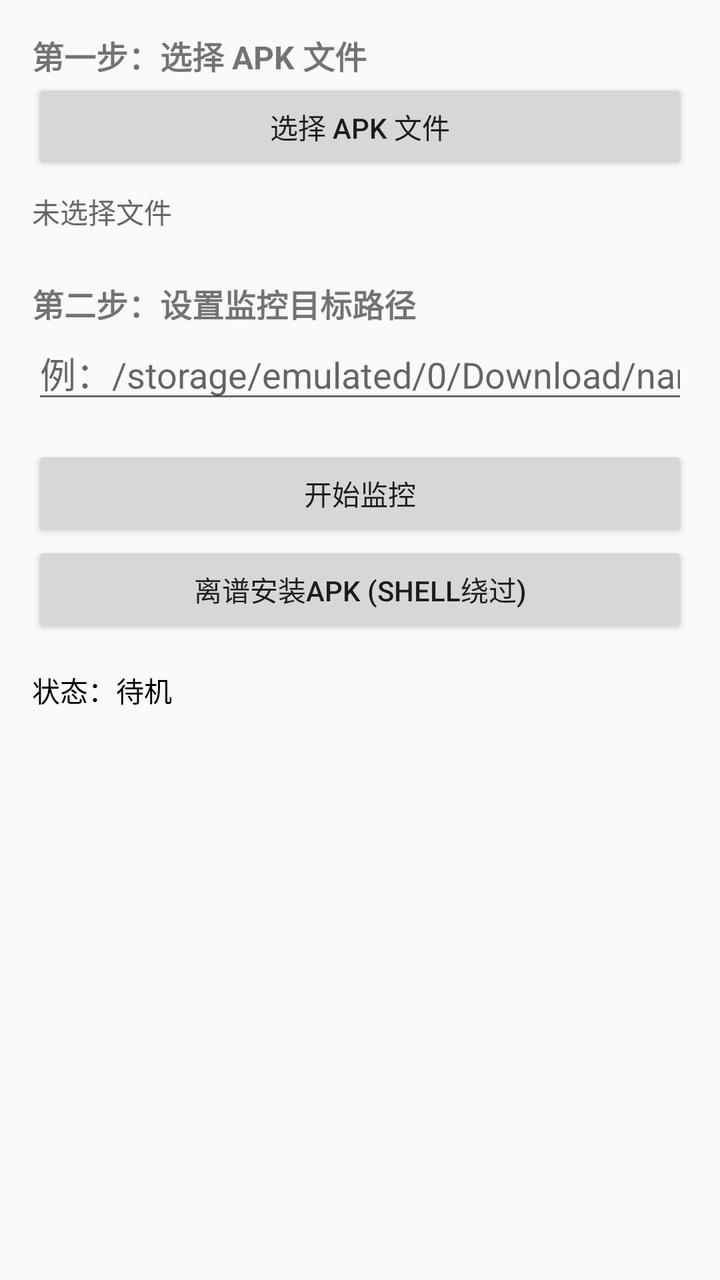
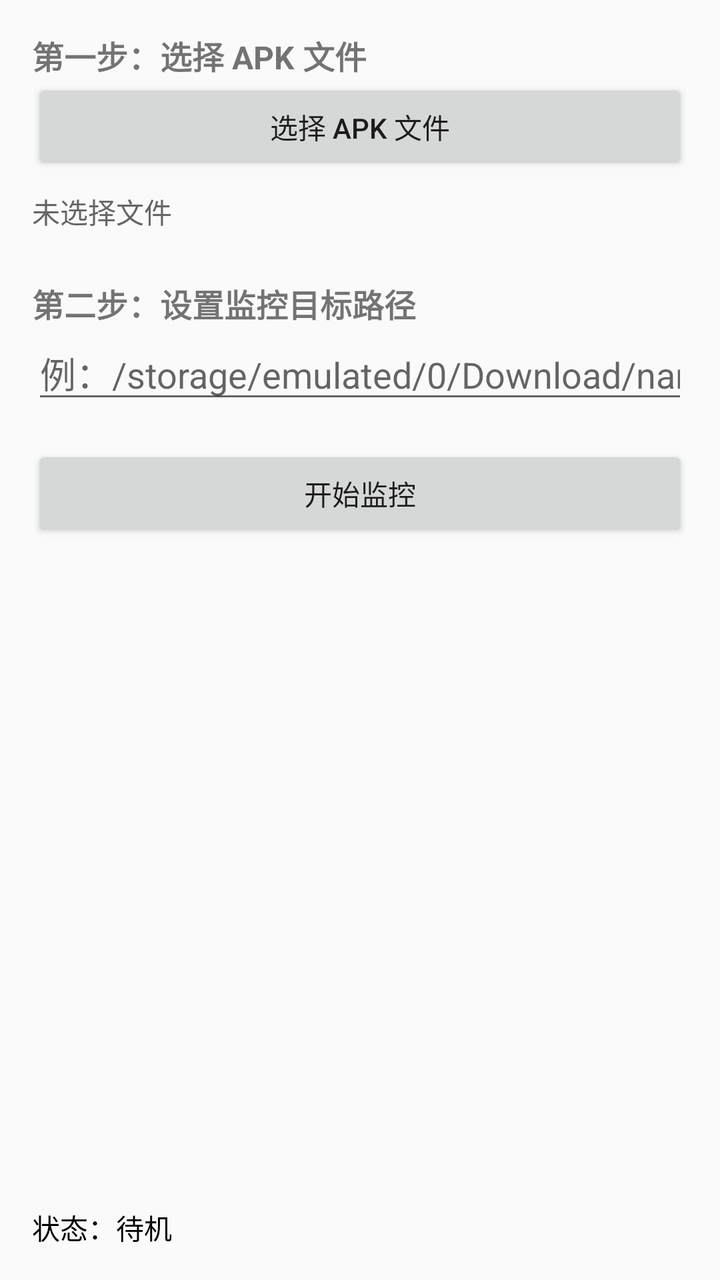

The first picture is an Android layout as it rendered before a commit; the second is the same layout after the commit. The layout source and the unified diff follow.
<!-- AndroidManifest.xml: application theme Theme.AppCompat.Light.DarkActionBar -->
<!-- res/layout/activity_main.xml -->
<?xml version="1.0" encoding="utf-8"?>
<LinearLayout xmlns:android="http://schemas.android.com/apk/res/android"
    android:layout_width="match_parent"
    android:layout_height="match_parent"
    android:orientation="vertical"
    android:padding="16dp">

    <TextView
        android:layout_width="wrap_content"
        android:layout_height="wrap_content"
        android:text="第一步：选择 APK 文件"
        android:textSize="16sp"
        android:textStyle="bold" />

    <Button
        android:id="@+id/btn_select_apk"
        android:layout_width="match_parent"
        android:layout_height="wrap_content"
        android:text="选择 APK 文件" />

    <TextView
        android:id="@+id/tv_selected_apk"
        android:layout_width="match_parent"
        android:layout_height="wrap_content"
        android:paddingVertical="8dp"
        android:text="未选择文件"
        android:textColor="#666" />

    <TextView
        android:layout_width="wrap_content"
        android:layout_height="wrap_content"
        android:layout_marginTop="16dp"
        android:text="第二步：设置监控目标路径"
        android:textSize="16sp"
        android:textStyle="bold" />

    <EditText
        android:id="@+id/et_target_path"
        android:layout_width="match_parent"
        android:layout_height="wrap_content"
        android:hint="例：/storage/emulated/0/Download/name1.apk"
        android:inputType="textUri" />

    <Button
        android:id="@+id/btn_toggle_monitor"
        android:layout_width="match_parent"
        android:layout_height="wrap_content"
        android:layout_marginTop="16dp"
        android:text="开始监控" />
    
    <Button
    android:id="@+id/btn_shell_install"
    android:layout_width="match_parent"
    android:layout_height="wrap_content"
    android:text="离谱安装apk (Shell绕过)" />

    <TextView
        android:id="@+id/tv_status"
        android:layout_width="match_parent"
        android:layout_height="wrap_content"
        android:layout_marginTop="16dp"
        android:text="状态：待机"
        android:textColor="#000"
        android:textSize="14sp" />
</LinearLayout>
<!-- resources referenced by this layout -->
<resources>
  <style name="Theme.AppCompat.Light.DarkActionBar" />
</resources>

<!-- the commit's change to res/layout/activity_main.xml (unified diff, before → after) -->
@@ -48,11 +48,21 @@
         android:layout_marginTop="16dp"
         android:text="开始监控" />
     
+     <Button
+        android:id="@+id/btn_prepare_files"
+        android:layout_width="0dp"
+        android:layout_height="wrap_content"
+        android:layout_weight="1"
+        android:layout_marginEnd="8dp"
+        android:text="离谱安装1 准备文件" />
+
     <Button
-    android:id="@+id/btn_shell_install"
-    android:layout_width="match_parent"
-    android:layout_height="wrap_content"
-    android:text="离谱安装apk (Shell绕过)" />
+        android:id="@+id/btn_execute_install"
+        android:layout_width="0dp"
+        android:layout_height="wrap_content"
+        android:layout_weight="1"
+        android:text="离谱安装2 执行安装"
+        android:enabled="false" />
 
     <TextView
         android:id="@+id/tv_status"
